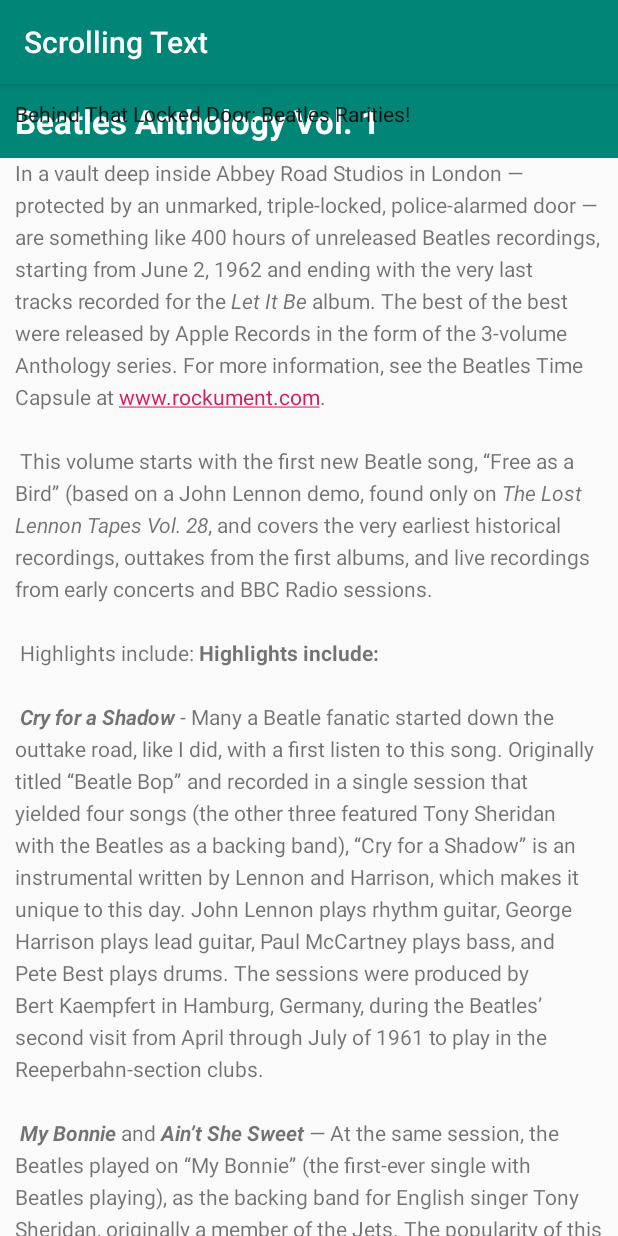
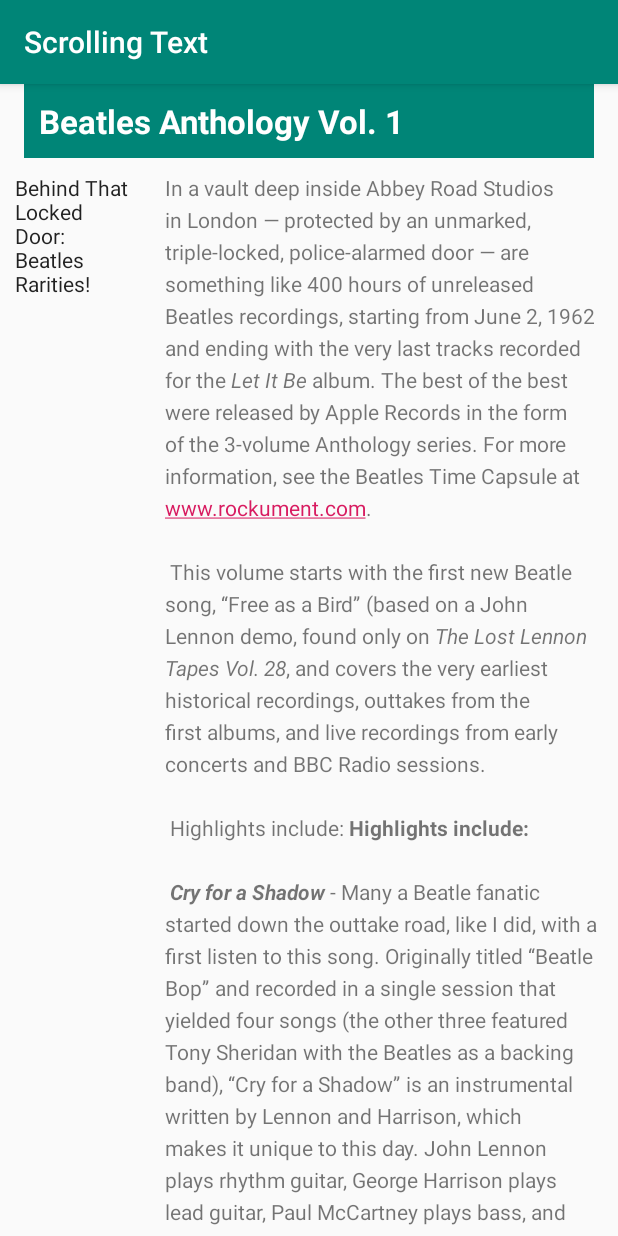
Before and after one commit to zeekx/mygdt, an Android app: the screen it shows after launch (MainActivity), on a phone screen of 412 x 824 dp. Run offline under Robolectric (Android 15) with nearby library versions, the phone set to English and light mode, and no system bars.

Commit message:
[U1 S3] Challenge

```diff
--- a/TextviewDemo/app/src/main/res/layout/activity_main.xml
+++ b/TextviewDemo/app/src/main/res/layout/activity_main.xml
@@ -12,6 +12,8 @@
         android:layout_height="wrap_content"
         android:background="@color/colorPrimary"
         android:padding="@dimen/padding_regular"
+        android:layout_marginLeft="@dimen/margin_regular"
+        android:layout_marginRight="@dimen/margin_regular"
         android:text="@string/article_title"
         android:textAppearance="@android:style/TextAppearance.DeviceDefault.Large"
         android:textColor="@android:color/white"
@@ -20,21 +22,24 @@
 
     <ScrollView
         android:layout_width="match_parent"
-        android:layout_height="wrap_content">
+        android:layout_height="wrap_content"
+        android:layout_below="@id/article_heading">
 
         <LinearLayout
             android:layout_width="match_parent"
             android:layout_height="wrap_content"
-            android:orientation="vertical">
-
+            android:orientation="horizontal">
             <TextView
                 android:id="@+id/article_subheading"
-                android:layout_width="match_parent"
+                android:layout_width="@dimen/subtitle_width"
                 android:layout_height="wrap_content"
                 android:layout_below="@id/article_heading"
                 android:padding="@dimen/padding_regular"
                 android:text="@string/article_subtitle"
                 android:textAppearance="@android:style/TextAppearance.DeviceDefault" />
+            <ScrollView
+                android:layout_width="match_parent"
+                android:layout_height="wrap_content">
 
                 <TextView
                     android:id="@+id/article"
@@ -45,6 +50,9 @@
                     android:lineSpacingExtra="5sp"
                     android:padding="@dimen/padding_regular"
                     android:text="@string/article_text" />
+            </ScrollView>
+
+
         </LinearLayout>
     </ScrollView>
 
--- a/TextviewDemo/app/src/main/res/values/dimens.xml
+++ b/TextviewDemo/app/src/main/res/values/dimens.xml
@@ -1,4 +1,6 @@
 <?xml version="1.0" encoding="utf-8"?>
 <resources>
     <dimen name="padding_regular">10dp</dimen>
+    <dimen name="margin_regular">16dp</dimen>
+    <dimen name="subtitle_width">100dp</dimen>
 </resources>
--- a/TextviewDemo/app/src/main/res/values/strings.xml
+++ b/TextviewDemo/app/src/main/res/values/strings.xml
@@ -18,12 +18,13 @@
     <string name="app_name">Scrolling Text</string>
     <string name="article_title">Beatles Anthology Vol. 1</string>
     <string name="article_subtitle">Behind That Locked Door: Beatles Rarities!</string>
-    <string name="article_text">In a vault deep inside Abbey Road Studios in London — protected by an unmarked, triple-locked, police-alarmed door — are something like 400 hours of unreleased Beatles recordings, starting from June 2, 1962 and ending with the very last tracks recorded for the <i>Let It Be</i> album. The best of the best were released by Apple Records in the form of the 3-volume Anthology series.
+    <string name="article_text">In a vault deep inside Abbey Road Studios in London — protected by an unmarked,
+        triple-locked, police-alarmed door — are something like 400 hours of unreleased Beatles recordings, starting from June 2, 1962 and ending with the very last tracks recorded for the <i>Let It Be</i> album. The best of the best were released by Apple Records in the form of the 3-volume Anthology series.
         For more information, see the Beatles Time Capsule at www.rockument.com.
 \n\n
 This volume starts with the first new Beatle song, “Free as a Bird” (based on a John Lennon demo, found only on <i>The Lost Lennon Tapes Vol. 28</i>, and covers the very earliest historical recordings, outtakes from the first albums, and live recordings from early concerts and BBC Radio sessions.
 \n\n
-        <bi>Highlights include:</bi>
+        <bi>"Highlights include:"</bi>
 
 <b>Highlights include:</b>
 \n\n
@@ -41,4 +42,5 @@ This volume starts with the first new Beatle song, “Free as a Bird” (based o
 \n\n
 <b><i>One After 909</i></b> — A song recorded for the <i>Let It Be</i> album was actually worked on way back in the beginning, six years earlier. This take shows how they did it much more slowly, with an R&amp;B feel to it.
 </string>
+    <string name="a_button">I\'m a button.</string>
 </resources>
```
Lines whose indentation alone changed are shown as unchanged.
